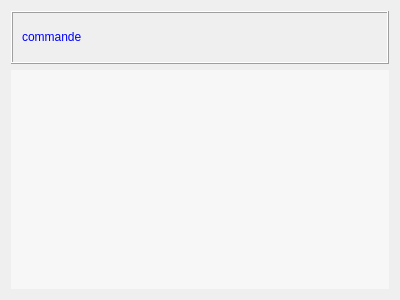
Above: UiQT5/desGroupeOptionnel.ui from SalomePlatform/eficas_tools before the change. Below: the same form after it.
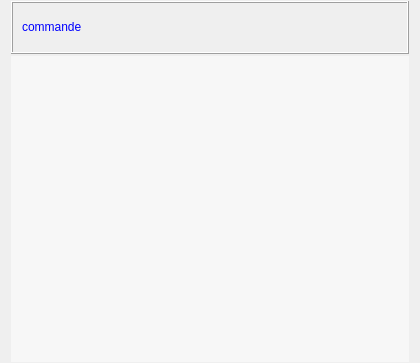
That is the form after the change.

Patch:
```diff
--- a/UiQT5/desGroupeOptionnel.ui
+++ b/UiQT5/desGroupeOptionnel.ui
@@ -6,14 +6,23 @@
    <rect>
     <x>0</x>
     <y>0</y>
-    <width>400</width>
-    <height>300</height>
+    <width>420</width>
+    <height>363</height>
    </rect>
   </property>
   <property name="windowTitle">
    <string>Form</string>
   </property>
   <layout class="QVBoxLayout" name="verticalLayout">
+   <property name="spacing">
+    <number>2</number>
+   </property>
+   <property name="topMargin">
+    <number>1</number>
+   </property>
+   <property name="bottomMargin">
+    <number>1</number>
+   </property>
    <item>
     <widget class="QFrame" name="frameLabelMC">
      <property name="sizePolicy">
@@ -95,8 +104,8 @@
        <rect>
         <x>0</x>
         <y>0</y>
-        <width>382</width>
-        <height>223</height>
+        <width>402</width>
+        <height>306</height>
        </rect>
       </property>
       <property name="sizePolicy">
@@ -106,6 +115,15 @@
        </sizepolicy>
       </property>
       <layout class="QVBoxLayout" name="MCOptionnelLayout">
+       <property name="spacing">
+        <number>2</number>
+       </property>
+       <property name="topMargin">
+        <number>2</number>
+       </property>
+       <property name="bottomMargin">
+        <number>2</number>
+       </property>
        <item>
         <spacer name="verticalSpacer">
          <property name="orientation">
```
